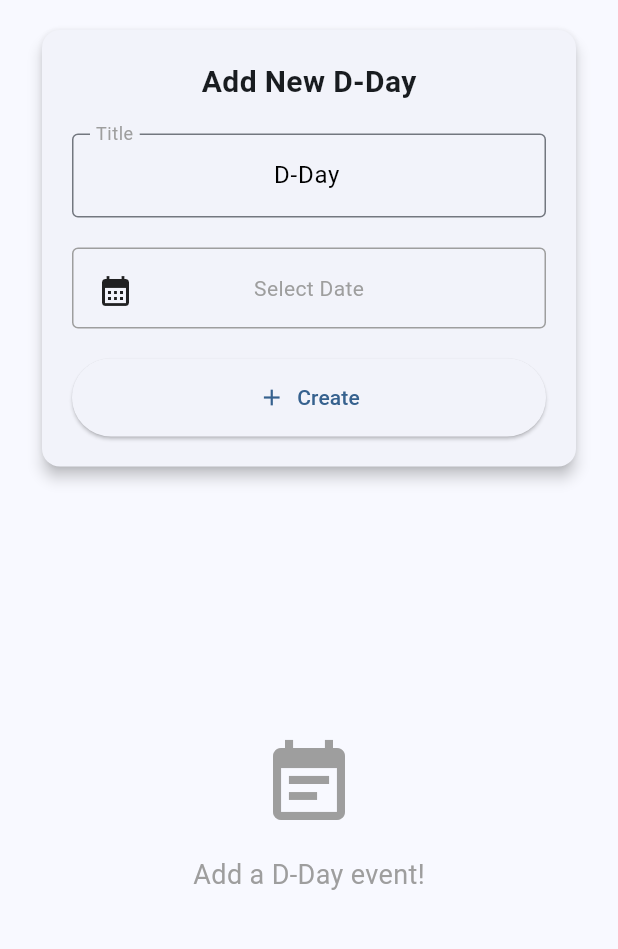
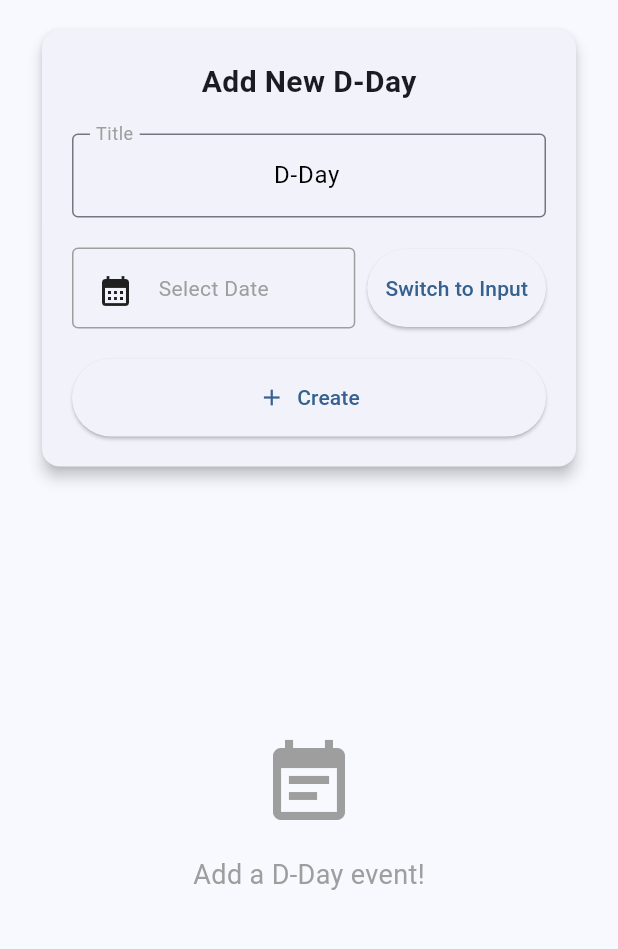
Before and after one commit to callmenomad/ddaycalc, a Flutter app: the screen it shows after launch, on a phone screen of 412 x 824 dp, the part 84-1033 px from its top. Run offline on Flutter 3.47's test engine with Material 3 defaults, Android fonts, the phone set to English and light mode, and no system bars.

Commit message:
Improve date selection: add language-specific date formats and direct input functionality

```diff
--- a/lib/main.dart
+++ b/lib/main.dart
@@ -84,6 +84,11 @@
         'addDdayEvent': 'Add a D-Day event!',
         'anniversaries': 'Anniversaries',
         'delete': 'Delete',
+        'switchToInput': 'Switch to Input',
+        'cancel': 'Cancel',
+        'ok': 'OK',
+        'dateFormat': 'Date Format',
+        'invalidDate': 'Invalid date format',
       },
           '한국어': {
         'appTitle': '디데이 계산기',
@@ -94,6 +99,11 @@
         'addDdayEvent': '디데이를 추가해보세요!',
         'anniversaries': '기념일',
         'delete': '삭제',
+        'switchToInput': '입력으로 전환',
+        'cancel': '취소',
+        'ok': '확인',
+        'dateFormat': '날짜 형식',
+        'invalidDate': '잘못된 날짜 형식',
       },
           '日本語': {
         'appTitle': 'D-DAY計算機',
@@ -104,6 +114,11 @@
         'addDdayEvent': 'D-DAYイベントを追加してください！',
         'anniversaries': '記念日',
         'delete': '削除',
+        'switchToInput': '入力に切り替え',
+        'cancel': 'キャンセル',
+        'ok': 'OK',
+        'dateFormat': '日付形式',
+        'invalidDate': '無効な日付形式',
       },
           '中文': {
         'appTitle': 'D日计算器',
@@ -114,6 +129,11 @@
         'addDdayEvent': '添加一个D日事件！',
         'anniversaries': '纪念日',
         'delete': '删除',
+        'switchToInput': '切换到输入',
+        'cancel': '取消',
+        'ok': '确定',
+        'dateFormat': '日期格式',
+        'invalidDate': '无效的日期格式',
       },
           'Español': {
         'appTitle': 'CALCULADORA D-DAY',
@@ -124,6 +144,11 @@
         'addDdayEvent': '¡Agrega un evento D-Day!',
         'anniversaries': 'Aniversarios',
         'delete': 'Eliminar',
+        'switchToInput': 'Cambiar a entrada',
+        'cancel': 'Cancelar',
+        'ok': 'Aceptar',
+        'dateFormat': 'Formato de fecha',
+        'invalidDate': 'Formato de fecha inválido',
       },
           'Português': {
         'appTitle': 'CALCULADORA D-DAY',
@@ -134,6 +159,11 @@
         'addDdayEvent': 'Adicione um evento D-Day!',
         'anniversaries': 'Aniversários',
         'delete': 'Excluir',
+        'switchToInput': 'Alternar para entrada',
+        'cancel': 'Cancelar',
+        'ok': 'OK',
+        'dateFormat': 'Formato de data',
+        'invalidDate': 'Formato de data inválido',
       },
           'Français': {
         'appTitle': 'CALCULATRICE D-DAY',
@@ -144,6 +174,11 @@
         'addDdayEvent': 'Ajoutez un événement D-Day !',
         'anniversaries': 'Anniversaires',
         'delete': 'Supprimer',
+        'switchToInput': 'Basculer vers l\'entrée',
+        'cancel': 'Annuler',
+        'ok': 'OK',
+        'dateFormat': 'Format de date',
+        'invalidDate': 'Format de date invalide',
       },
     'Tiếng Việt': {
       'appTitle': 'MÁY TÍNH D-DAY',
@@ -154,6 +189,11 @@
       'addDdayEvent': 'Thêm một sự kiện D-Day!',
       'anniversaries': 'Kỷ niệm',
       'delete': 'Xóa',
+      'switchToInput': 'Chuyển sang nhập',
+      'cancel': 'Hủy',
+      'ok': 'OK',
+      'dateFormat': 'Định dạng ngày',
+      'invalidDate': 'Định dạng ngày không hợp lệ',
     },
     'ไทย': {
       'appTitle': 'เครื่องคำนวณ D-DAY',
@@ -164,6 +204,11 @@
       'addDdayEvent': 'เพิ่มเหตุการณ์ D-Day!',
       'anniversaries': 'วันครบรอบ',
       'delete': 'ลบ',
+      'switchToInput': 'เปลี่ยนเป็นการป้อนข้อมูล',
+      'cancel': 'ยกเลิก',
+      'ok': 'ตกลง',
+      'dateFormat': 'รูปแบบวันที่',
+      'invalidDate': 'รูปแบบวันที่ไม่ถูกต้อง',
     },
     'Tagalog': {
       'appTitle': 'D-DAY CALCULATOR',
@@ -174,6 +219,11 @@
       'addDdayEvent': 'Magdagdag ng D-Day event!',
       'anniversaries': 'Mga Anibersaryo',
       'delete': 'Tanggalin',
+      'switchToInput': 'I-switch sa pag-input',
+      'cancel': 'Kanselahin',
+      'ok': 'OK',
+      'dateFormat': 'Format ng Petsa',
+      'invalidDate': 'Hindi wastong format ng petsa',
     },
     'Bahasa Indonesia': {
       'appTitle': 'KALKULATOR D-DAY',
@@ -184,6 +234,11 @@
       'addDdayEvent': 'Tambahkan acara D-Day!',
       'anniversaries': 'Hari Jadi',
       'delete': 'Hapus',
+      'switchToInput': 'Beralih ke input',
+      'cancel': 'Batal',
+      'ok': 'OK',
+      'dateFormat': 'Format Tanggal',
+      'invalidDate': 'Format tanggal tidak valid',
     },
   };
 
@@ -451,6 +506,89 @@
     }
   }
 
+  String _formatDateForDisplay(DateTime date) {
+    final dateFormat = _dateFormats[widget.currentLanguage];
+    if (dateFormat == null) {
+      return _formatDate(date); // Fallback to default format
+    }
+    final format = dateFormat['format'] as String;
+    return DateFormat(format).format(date);
+  }
+
+  Locale _getLocale() {
+    return _languages[widget.currentLanguage] ?? const Locale('en');
+  }
+
+  void _showDateInputDialog() {
+    final TextEditingController dateController = TextEditingController(
+      text: selectedDate != null ? _formatDateForDisplay(selectedDate!) : '',
+    );
+
+    showDialog(
+      context: context,
+      builder: (BuildContext context) {
+        return AlertDialog(
+          title: Text(_t('selectDate')),
+          content: Column(
+            mainAxisSize: MainAxisSize.min,
+            children: [
+              Text(
+                '${_t('dateFormat')}: ${_getDateFormat()}',
+                style: const TextStyle(fontSize: 12, color: Colors.grey),
+              ),
+              const SizedBox(height: 8),
+              TextField(
+                controller: dateController,
+                keyboardType: TextInputType.datetime,
+                decoration: InputDecoration(
+                  hintText: _getDateFormat(),
+                  labelText: _t('selectDate'),
+                  border: const OutlineInputBorder(),
+                ),
+                onSubmitted: (String value) {
+                  _parseAndSetDate(value);
+                  Navigator.of(context).pop();
+                },
+              ),
+            ],
+          ),
+          actions: <Widget>[
+            TextButton(
+              child: Text(_t('cancel')),
+              onPressed: () {
+                Navigator.of(context).pop();
+              },
+            ),
+            TextButton(
+              child: Text(_t('ok')),
+              onPressed: () {
+                _parseAndSetDate(dateController.text);
+                Navigator.of(context).pop();
+              },
+            ),
+          ],
+        );
+      },
+    );
+  }
+
+  void _parseAndSetDate(String value) {
+    try {
+      final date = DateFormat(_getDateFormat()).parse(value);
+      setState(() {
+        selectedDate = date;
+      });
+    } catch (e) {
+      // Show error message or handle invalid date format
+      ScaffoldMessenger.of(context).showSnackBar(
+        SnackBar(
+          content: Text('${_t('invalidDate')}: ${_getDateFormat()}'),
+          backgroundColor: Colors.red,
+        ),
+      );
+    }
+  }
+
   String _getDateFormat() {
     final dateFormat = _dateFormats[widget.currentLanguage];
     return dateFormat?['format'] as String? ?? 'MM/dd/yyyy';
@@ -604,6 +742,9 @@
                     const SizedBox(height: 20),
                     SizedBox(
                       width: 400,
+                      child: Row(
+                        children: [
+                          Expanded(
                             child: InkWell(
                               onTap: () async {
                                 final date = await showDatePicker(
@@ -611,6 +752,7 @@
                                   initialDate: DateTime.now(),
                                   firstDate: DateTime(1900),
                                   lastDate: DateTime(2100),
+                                  locale: _getLocale(),
                                 );
                                 if (date != null) {
                                   setState(() {
@@ -637,9 +779,7 @@
                                     Center(
                                       child: Text(
                                         selectedDate != null
-                                      ? DateFormat(
-                                          _getDateFormat(),
-                                        ).format(selectedDate!)
+                                            ? _formatDateForDisplay(selectedDate!)
                                             : _t('selectDate'),
                                         style: TextStyle(
                                           color: selectedDate != null
@@ -651,6 +791,19 @@
                                   ],
                                 ),
                               ),
+                            ),
+                          ),
+                          const SizedBox(width: 8),
+                          ElevatedButton(
+                            onPressed: () {
+                              _showDateInputDialog();
+                            },
+                            style: ElevatedButton.styleFrom(
+                              padding: const EdgeInsets.symmetric(horizontal: 12, vertical: 16),
+                            ),
+                            child: Text(_t('switchToInput')),
+                          ),
+                        ],
                       ),
                     ),
                     const SizedBox(height: 20),
```
Lines whose indentation alone changed are shown as unchanged.
